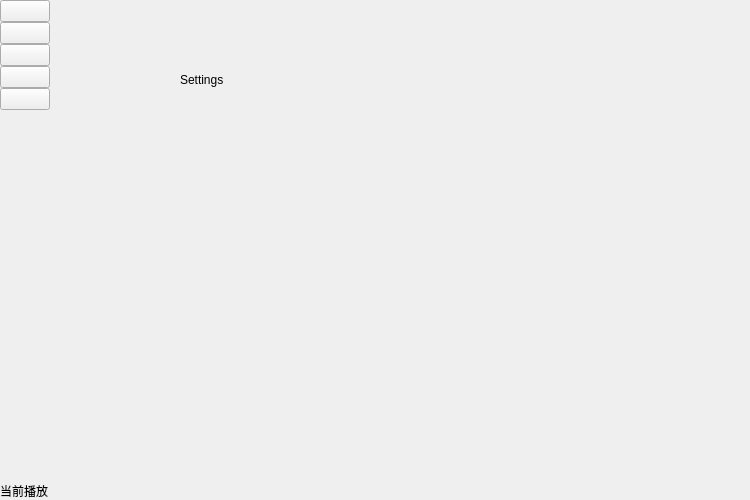
QKira/QMusicPlayer, file centralwidget.ui: the form before one commit.
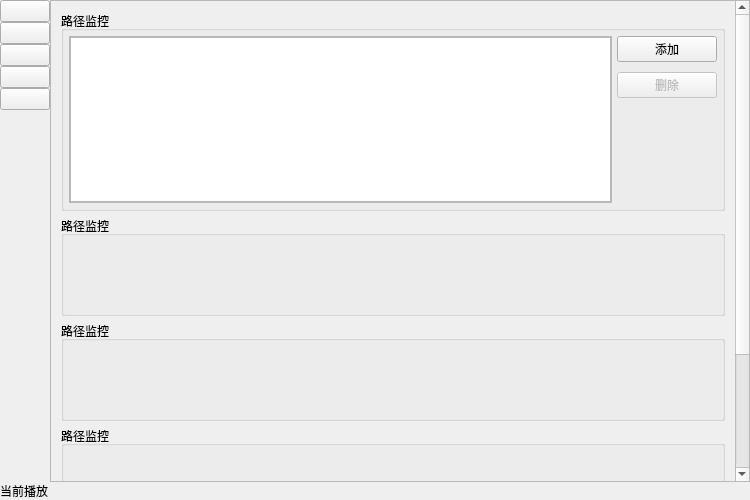
The form after the commit. The open tabs and pages were chosen to show the change. Icons and pictures are not drawn.

```diff
--- a/centralwidget.ui
+++ b/centralwidget.ui
@@ -1518,19 +1518,270 @@
         </widget>
        </widget>
        <widget class="QWidget" name="page_Settings">
-        <widget class="QLabel" name="label_4">
+        <layout class="QVBoxLayout" name="verticalLayout_9">
+         <property name="spacing">
+          <number>0</number>
+         </property>
+         <property name="leftMargin">
+          <number>0</number>
+         </property>
+         <property name="topMargin">
+          <number>0</number>
+         </property>
+         <property name="rightMargin">
+          <number>0</number>
+         </property>
+         <property name="bottomMargin">
+          <number>0</number>
+         </property>
+         <item>
+          <widget class="QScrollArea" name="scrollArea_Settings">
+           <property name="verticalScrollBarPolicy">
+            <enum>Qt::ScrollBarPolicy::ScrollBarAsNeeded</enum>
+           </property>
+           <property name="widgetResizable">
+            <bool>true</bool>
+           </property>
+           <widget class="QWidget" name="scrollAreaWidgetContents_Settings">
          <property name="geometry">
           <rect>
-           <x>130</x>
-           <y>70</y>
-           <width>69</width>
-           <height>19</height>
-          </rect>
-         </property>
+              <x>0</x>
+              <y>0</y>
+              <width>679</width>
+              <height>640</height>
+             </rect>
+            </property>
+            <layout class="QVBoxLayout" name="verticalLayout_10">
+             <property name="spacing">
+              <number>5</number>
+             </property>
+             <property name="leftMargin">
+              <number>10</number>
+             </property>
+             <property name="topMargin">
+              <number>10</number>
+             </property>
+             <property name="rightMargin">
+              <number>10</number>
+             </property>
+             <property name="bottomMargin">
+              <number>10</number>
+             </property>
+             <item>
+              <widget class="QGroupBox" name="groupBox_Settings_PathMonitor">
+               <property name="minimumSize">
+                <size>
+                 <width>0</width>
+                 <height>200</height>
+                </size>
+               </property>
+               <property name="maximumSize">
+                <size>
+                 <width>16777215</width>
+                 <height>200</height>
+                </size>
+               </property>
+               <property name="title">
+                <string>路径监控</string>
+               </property>
+               <layout class="QHBoxLayout" name="horizontalLayout_14">
+                <property name="spacing">
+                 <number>5</number>
+                </property>
+                <property name="leftMargin">
+                 <number>5</number>
+                </property>
+                <property name="topMargin">
+                 <number>5</number>
+                </property>
+                <property name="rightMargin">
+                 <number>5</number>
+                </property>
+                <property name="bottomMargin">
+                 <number>5</number>
+                </property>
+                <item>
+                 <widget class="QScrollArea" name="scrollArea_PathMonitor">
+                  <property name="widgetResizable">
+                   <bool>true</bool>
+                  </property>
+                  <widget class="QWidget" name="scrollAreaWidgetContents_PathMonitor">
+                   <property name="geometry">
+                    <rect>
+                     <x>0</x>
+                     <y>0</y>
+                     <width>538</width>
+                     <height>167</height>
+                    </rect>
+                   </property>
+                   <layout class="QVBoxLayout" name="verticalLayout_12">
+                    <property name="spacing">
+                     <number>0</number>
+                    </property>
+                    <property name="leftMargin">
+                     <number>0</number>
+                    </property>
+                    <property name="topMargin">
+                     <number>0</number>
+                    </property>
+                    <property name="rightMargin">
+                     <number>0</number>
+                    </property>
+                    <property name="bottomMargin">
+                     <number>0</number>
+                    </property>
+                    <item>
+                     <widget class="QTableView" name="tableView_PathMonitor"/>
+                    </item>
+                   </layout>
+                  </widget>
+                 </widget>
+                </item>
+                <item>
+                 <layout class="QVBoxLayout" name="vLayout_PathMonitor">
+                  <property name="spacing">
+                   <number>10</number>
+                  </property>
+                  <item>
+                   <widget class="QPushButton" name="button_PathMonitor_AddPath">
+                    <property name="minimumSize">
+                     <size>
+                      <width>100</width>
+                      <height>0</height>
+                     </size>
+                    </property>
+                    <property name="maximumSize">
+                     <size>
+                      <width>100</width>
+                      <height>16777215</height>
+                     </size>
+                    </property>
          <property name="text">
-          <string>Settings</string>
-         </property>
-        </widget>
+                     <string>添加</string>
+                    </property>
+                   </widget>
+                  </item>
+                  <item>
+                   <widget class="QPushButton" name="button_PathMonitor_DeletePath">
+                    <property name="enabled">
+                     <bool>false</bool>
+                    </property>
+                    <property name="minimumSize">
+                     <size>
+                      <width>100</width>
+                      <height>0</height>
+                     </size>
+                    </property>
+                    <property name="maximumSize">
+                     <size>
+                      <width>100</width>
+                      <height>16777215</height>
+                     </size>
+                    </property>
+                    <property name="text">
+                     <string>删除</string>
+                    </property>
+                   </widget>
+                  </item>
+                  <item>
+                   <spacer name="vSpacer_PathMonitor">
+                    <property name="orientation">
+                     <enum>Qt::Orientation::Vertical</enum>
+                    </property>
+                    <property name="sizeHint" stdset="0">
+                     <size>
+                      <width>20</width>
+                      <height>40</height>
+                     </size>
+                    </property>
+                   </spacer>
+                  </item>
+                 </layout>
+                </item>
+               </layout>
+              </widget>
+             </item>
+             <item>
+              <widget class="QGroupBox" name="groupBox_2">
+               <property name="minimumSize">
+                <size>
+                 <width>0</width>
+                 <height>100</height>
+                </size>
+               </property>
+               <property name="maximumSize">
+                <size>
+                 <width>16777215</width>
+                 <height>100</height>
+                </size>
+               </property>
+               <property name="title">
+                <string>路径监控</string>
+               </property>
+              </widget>
+             </item>
+             <item>
+              <widget class="QGroupBox" name="groupBox_3">
+               <property name="minimumSize">
+                <size>
+                 <width>0</width>
+                 <height>100</height>
+                </size>
+               </property>
+               <property name="maximumSize">
+                <size>
+                 <width>16777215</width>
+                 <height>100</height>
+                </size>
+               </property>
+               <property name="title">
+                <string>路径监控</string>
+               </property>
+              </widget>
+             </item>
+             <item>
+              <widget class="QGroupBox" name="groupBox_4">
+               <property name="minimumSize">
+                <size>
+                 <width>0</width>
+                 <height>100</height>
+                </size>
+               </property>
+               <property name="maximumSize">
+                <size>
+                 <width>16777215</width>
+                 <height>100</height>
+                </size>
+               </property>
+               <property name="title">
+                <string>路径监控</string>
+               </property>
+              </widget>
+             </item>
+             <item>
+              <widget class="QGroupBox" name="groupBox_5">
+               <property name="minimumSize">
+                <size>
+                 <width>0</width>
+                 <height>100</height>
+                </size>
+               </property>
+               <property name="maximumSize">
+                <size>
+                 <width>16777215</width>
+                 <height>100</height>
+                </size>
+               </property>
+               <property name="title">
+                <string>路径监控</string>
+               </property>
+              </widget>
+             </item>
+            </layout>
+           </widget>
+          </widget>
+         </item>
+        </layout>
        </widget>
       </widget>
      </item>
```
Left out of the diff: 166 changed lines with no effect on the pictures. Lines whose indentation alone changed are shown as unchanged.
